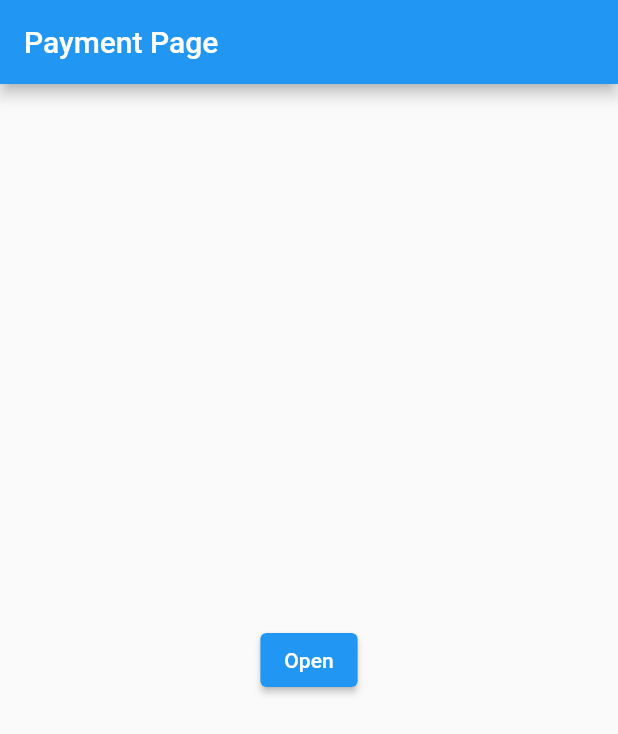
After one commit to devpravesh/Flutter-Razorpay-Payment-Gateway, a Flutter app: the RazorpayPage screen opened directly, after a tap on "Open", on a phone screen of 412 x 824 dp. The commit adds this screen. Shown: the top 734 px of the screen. Run offline on Flutter 3.47's test engine with Material 2 defaults, Android fonts, the phone set to English and light mode, and no system bars; our stand-ins replace cloud_firestore, firebase_auth, firebase_core, fluttertoast, get; missing offline and left inert: razorpay_flutter; accounts and stored records are empty.

Commit message:
connected db and call of data

```diff
--- a/lib/LoginPage.dart
+++ b/lib/LoginPage.dart
@@ -1,3 +1,5 @@
+import 'dart:developer';
+
 import 'package:flutter/material.dart';
 import 'package:forpionifty/controller/signIn.dart';
 import 'package:forpionifty/utils/utilsForproj.dart';
@@ -33,7 +35,9 @@ class Loginpage extends StatelessWidget {
                   floatingLabelBehavior: FloatingLabelBehavior.auto),
             ),
             ElevatedButton(
-                onPressed: () => _control.signin(username.text, password.text),
+                onPressed: () async {
+                  _control.signin(username.text, password.text);
+                },
                 // _control.signin(username.toString(), password.toString()),
                 child: const Text("Login"))
           ]),
--- a/lib/controller/signIn.dart
+++ b/lib/controller/signIn.dart
@@ -1,13 +1,25 @@
+import 'dart:developer';
+
 import 'package:firebase_auth/firebase_auth.dart';
 import 'package:fluttertoast/fluttertoast.dart';
+import 'package:forpionifty/payment.dart';
+import 'package:get/get.dart';
+import 'package:cloud_firestore/cloud_firestore.dart';
+// import 'package:razorpay_flutter/razorpay_flutter.dart';
 
-class SignInController {
-  FirebaseAuth _auth = FirebaseAuth.instance;
+class SignInController extends GetxController {
+  RxBool isLoading = true.obs;
+  var response;
+  final FirebaseAuth _auth = FirebaseAuth.instance;
+  final FirebaseFirestore _db = FirebaseFirestore.instance;
+
   Future<void> signin(email, password) async {
     try {
       await _auth
           .signInWithEmailAndPassword(email: email, password: password)
-          .then((value) {});
+          .then((value) {
+        Get.offAll(() => RazorpayPage());
+      });
     } on FirebaseAuthException catch (e) {
       if (e.code == 'wrong-password') {
         Fluttertoast.showToast(msg: "Wrong Password");
@@ -16,8 +28,25 @@ class SignInController {
         Fluttertoast.showToast(msg: "Invalid Email");
       }
       if (e.code == "user-not-found") {
-        Fluttertoast.showToast(msg: "No such Email");
+        Fluttertoast.showToast(msg: "User doesn't exist");
       }
     }
   }
+
+  // Checking for payment of fees
+  Future<bool> getPaymentStatus() async {
+    isLoading(true);
+    var getId = FirebaseAuth.instance.currentUser!.uid;
+    response = await _db.collection('Students').doc(getId.toString()).get();
+    // print(response.data());
+    isLoading(false);
+    return response.data()!['feepaid'];
+  }
+
+  @override
+  void onInit() {
+    getPaymentStatus();
+    // TODO: implement onInit
+    super.onInit();
+  }
 }
--- a/lib/main.dart
+++ b/lib/main.dart
@@ -1,6 +1,7 @@
 import 'package:firebase_core/firebase_core.dart';
 import 'package:flutter/material.dart';
 import 'package:forpionifty/LoginPage.dart';
+import 'package:get/get.dart';
 
 Future<void> main() async {
   WidgetsFlutterBinding.ensureInitialized();
@@ -12,7 +13,7 @@ class MyApp extends StatelessWidget {
   const MyApp({Key? key}) : super(key: key);
   @override
   Widget build(BuildContext context) {
-    return MaterialApp(
+    return GetMaterialApp(
       title: 'Flutter Demo',
       theme: ThemeData(
         primarySwatch: Colors.blue,
--- /dev/null
+++ b/lib/payment.dart
@@ -0,0 +1,100 @@
+import 'dart:developer';
+import 'package:flutter/material.dart';
+import 'package:flutter/services.dart';
+import 'package:fluttertoast/fluttertoast.dart';
+import 'package:forpionifty/controller/signIn.dart';
+import 'package:get/get.dart';
+import 'package:razorpay_flutter/razorpay_flutter.dart';
+
+class RazorpayPage extends StatefulWidget {
+  @override
+  _RazorpayPageState createState() => _RazorpayPageState();
+}
+
+class _RazorpayPageState extends State<RazorpayPage> {
+  SignInController _control = SignInController();
+  static const platform = MethodChannel("razorpay_flutter");
+
+  late Razorpay _razorpay;
+  var amount = 100;
+  waitingFunc() async {
+    await _control.getPaymentStatus();
+  }
+
+  @override
+  void initState() {
+    super.initState();
+    waitingFunc();
+    _razorpay = Razorpay();
+    _razorpay.on(Razorpay.EVENT_PAYMENT_SUCCESS, _handlePaymentSuccess);
+    _razorpay.on(Razorpay.EVENT_PAYMENT_ERROR, _handlePaymentError);
+    _razorpay.on(Razorpay.EVENT_EXTERNAL_WALLET, _handleExternalWallet);
+  }
+
+  @override
+  Widget build(BuildContext context) {
+    return Scaffold(
+      appBar: AppBar(
+        title: const Text('Payment Page'),
+      ),
+      body: Obx(() => _control.isLoading.value
+          ? Center(child: CircularProgressIndicator())
+          : Center(
+              child: Row(
+                  mainAxisAlignment: MainAxisAlignment.center,
+                  children: <Widget>[
+                  Text(_control.response.data()!["Name"]),
+                  ElevatedButton(
+                      onPressed: openCheckout, child: const Text('Open'))
+                ]))),
+    );
+  }
+
+  @override
+  void dispose() {
+    super.dispose();
+    _razorpay.clear();
+  }
+
+  void openCheckout() async {
+    var options = {
+      'key': 'rzp_live_ILgsfZCZoFIKMb',
+      'amount': amount,
+      'name': 'Pionifty.',
+      'description': 'Tejsingh',
+      'retry': {'enabled': true, 'max_count': 1},
+      'send_sms_hash': true,
+      'prefill': {'contact': '8888888888', 'email': 'test@razorpay.com'},
+      'external': {
+        'wallets': ['paytm']
+      }
+    };
+
+    try {
+      _razorpay.open(options);
+    } catch (e) {
+      debugPrint('Error: e');
+    }
+  }
+
+  void _handlePaymentSuccess(PaymentSuccessResponse response) {
+    print('Success Response: $response');
+    Fluttertoast.showToast(
+        msg: "SUCCESS: " + response.paymentId!,
+        toastLength: Toast.LENGTH_SHORT);
+  }
+
+  void _handlePaymentError(PaymentFailureResponse response) {
+    print('Error Response: $response');
+    Fluttertoast.showToast(
+        msg: "ERROR: " + response.code.toString() + " - " + response.message!,
+        toastLength: Toast.LENGTH_SHORT);
+  }
+
+  void _handleExternalWallet(ExternalWalletResponse response) {
+    print('External SDK Response: $response');
+    Fluttertoast.showToast(
+        msg: "EXTERNAL_WALLET: " + response.walletName!,
+        toastLength: Toast.LENGTH_SHORT);
+  }
+}
--- a/pubspec.yaml
+++ b/pubspec.yaml
@@ -34,9 +34,12 @@ dependencies:
   # The following adds the Cupertino Icons font to your application.
   # Use with the CupertinoIcons class for iOS style icons.
   cupertino_icons: ^1.0.2
-  firebase_core: 1.17.0
+  firebase_core: 1.12.0
   firebase_auth: 3.3.0
   fluttertoast: 8.0.9
+  cloud_firestore: 3.1.9
+  razorpay_flutter: ^1.3.0
+  get: ^4.6.5
 
 dev_dependencies:
   flutter_test:
```
Also changed, not shown: pubspec.lock.
